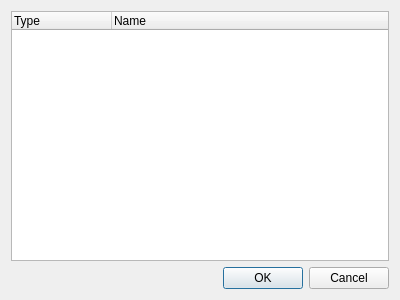
Qt form src/remotelist.ui (coolshou/multiftp) before a commit.
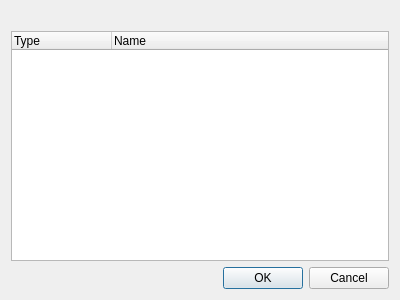
The same form after that commit.

What changed in the file:
```diff
--- a/src/remotelist.ui
+++ b/src/remotelist.ui
@@ -17,6 +17,18 @@
    <string>Remote List</string>
   </property>
   <layout class="QVBoxLayout" name="verticalLayout">
+   <item>
+    <widget class="QLabel" name="lbErrormsg">
+     <property name="font">
+      <font>
+       <bold>true</bold>
+      </font>
+     </property>
+     <property name="text">
+      <string/>
+     </property>
+    </widget>
+   </item>
    <item>
     <widget class="QTableWidget" name="tableWidget">
      <property name="editTriggers">
```
